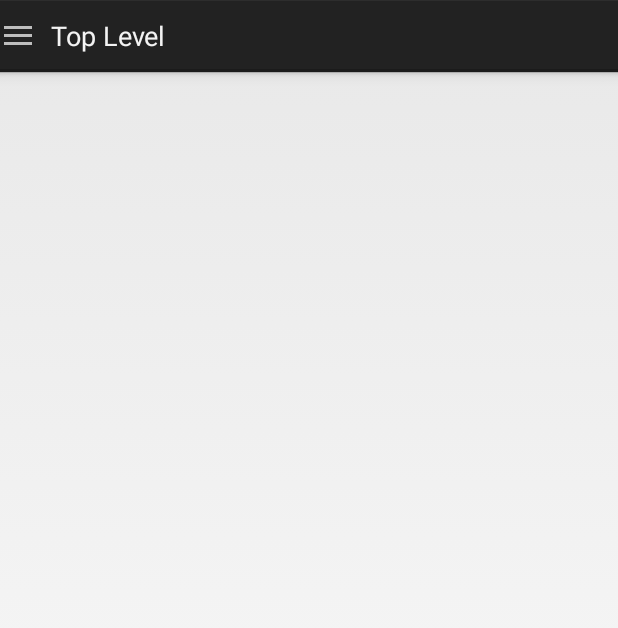
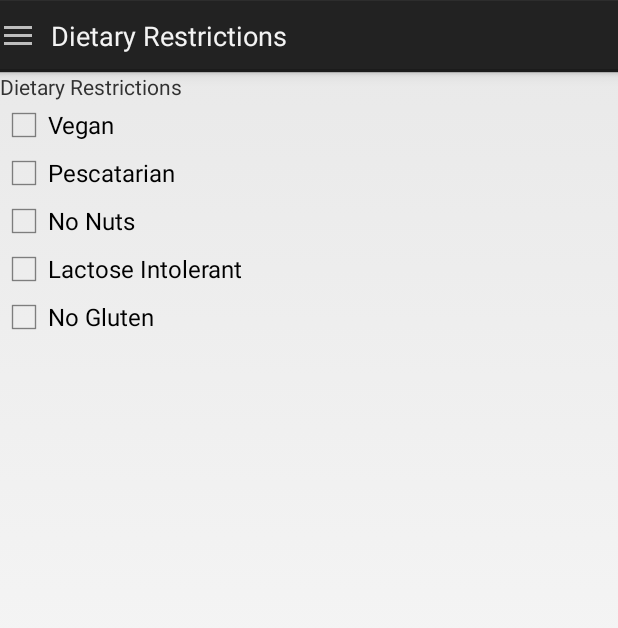
Before and after one commit to ruellia/FindEatFood, an Android app: the screen it shows after launch (MainActivity), on a phone screen of 412 x 824 dp. Shown: the top 628 px of the screen. Run offline under Robolectric (Android 15) with nearby library versions, the phone set to English and light mode, and no system bars; 1 statement that could not run was skipped.

Commit message:
removed comments in strings.xml and fixed drawer

```diff
--- a/app/src/main/java/edu/mills/findeatfood/MainActivity.java
+++ b/app/src/main/java/edu/mills/findeatfood/MainActivity.java
@@ -78,9 +78,6 @@ public class MainActivity extends Activity {
             if (fragment instanceof RecipeDetailFragment) {
                 currentPosition = 2;
             }
-            if (fragment instanceof TopFragment) {
-                currentPosition = 3;
-            }
             setActionBarTitle(currentPosition);
             drawerList.setItemChecked(currentPosition, true);
 
@@ -118,14 +115,13 @@ public class MainActivity extends Activity {
         Fragment fragment;
         currentPosition = position;
         switch(position){
+            case 0:
+                fragment = new TopFragment();
             case 1:
                 fragment = new DietaryFragment();
                 break;
             case 2:
                 fragment = new RecipeDetailFragment();
-                break;
-            case 3:
-                fragment = new TopFragment();
                 break;
             default:
                 fragment = new TopFragment();
--- a/app/src/main/res/values/strings.xml
+++ b/app/src/main/res/values/strings.xml
@@ -2,14 +2,10 @@
     <string name="app_name">FindEatFood</string>
     <string name="title_activity_main">MainActivity</string>
     <string name="dietary_restrictions">Dietary Restrictions</string>
-
-    // Ingredient Activity
     <string name="your_ingredients">Your Ingredients</string>
     <string name="add">Add</string>
     <string name="add_ingredient">Add Ingredient</string>
     <string name="error_ingredient">Must add an ingredient!</string>
-
-
 
     <string-array name="dietaryOptions">
         <item>Vegan</item>
@@ -22,7 +18,7 @@
 
     <string-array name="titles">
         <item>Home</item>
-        <item>Dietary Restrcitions</item>
+        <item>Dietary Restrictions</item>
         <item>Recipe Detail</item>
         <item>Top Level</item>
     </string-array>
@@ -39,7 +35,6 @@
 
     <string name="edit">Edit</string>
 
-    //RecipeDetailFragment
     <string name="recipe_detail">Recipe Detail</string>
     <string name="recipe_detail_information">To test that the scroll works with a burrito recipe.\n
         Ingredients\n
@@ -60,6 +55,4 @@
         To use, remove foil; place paper towel-wrapped burrito on a microwave-safe plate.
         \nMicrowave on high 3-4 minutes or until heated through, turning once. \nLet stand 20 seconds. \nYield: \n6 servings.</string>
 
-    <!-- TODO: Remove or change this placeholder text -->
-    <string name="hello_blank_fragment">Hello blank fragment</string>
 </resources>
```
